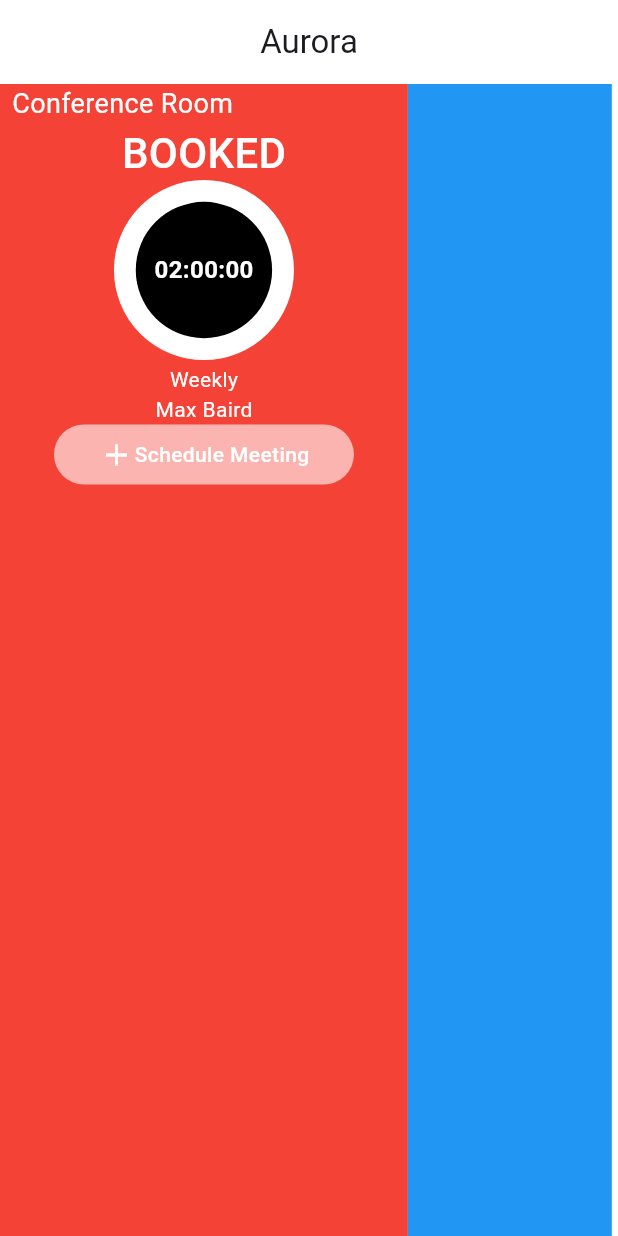
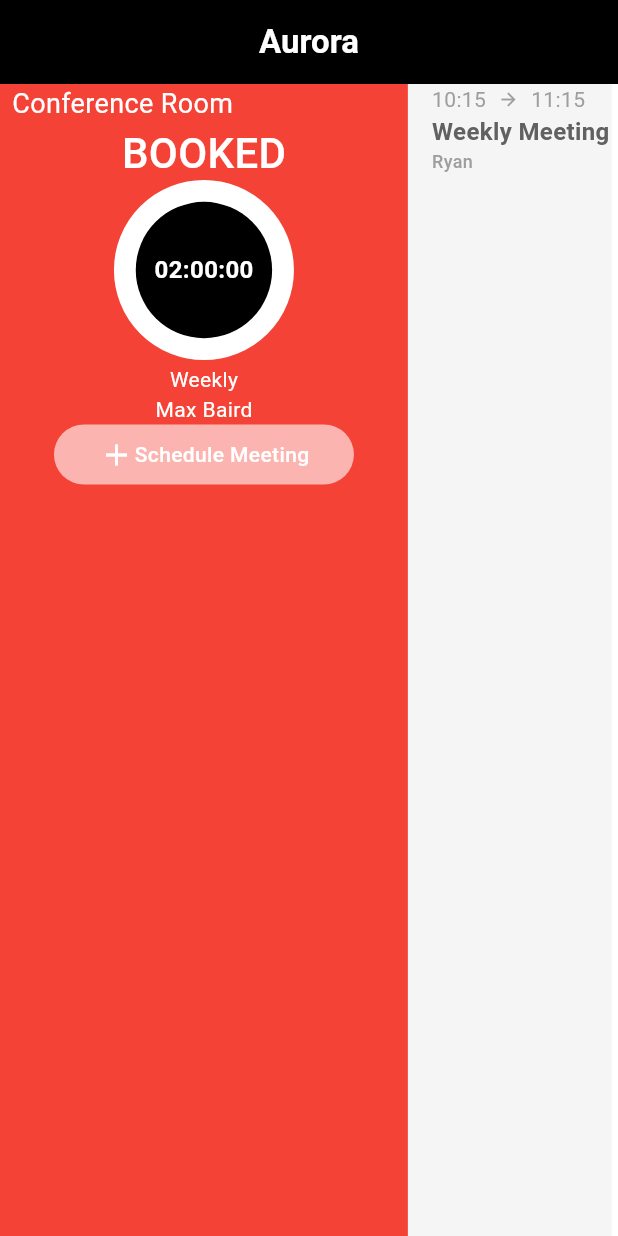
Before and after one commit to maxbaird/aurora, a Flutter app: the screen it shows after launch, on a phone screen of 412 x 824 dp. Run offline on Flutter 3.47's test engine with Material 3 defaults, Android fonts, the phone set to English and light mode, and no system bars; drawn by our look-alikes of circular_countdown_timer.

Commit message:
Added entry to schedule panel

```diff
--- a/lib/aurora/presentation/aurora.dart
+++ b/lib/aurora/presentation/aurora.dart
@@ -1,3 +1,4 @@
+import 'package:aurora/core/presentation/widgets/aurora_schedule_panel.dart';
 import 'package:aurora/core/presentation/widgets/aurora_status_panel.dart';
 import 'package:flutter/material.dart';
 
@@ -16,10 +17,14 @@ class Aurora extends StatelessWidget {
           meetingName: 'Weekly',
           hostName: 'Max Baird',
         ),
-        Container(
-          color: Colors.blue,
-          width: screenWidth * 0.33,
-        )
+        AuroraSchedulePanel(scheduleInformation: [
+          ScheduleInformation(
+            from: DateTime(2024, 12, 5, 10, 15),
+            to: DateTime(2024, 12, 5, 11, 15),
+            meetingTitle: 'Weekly Meeting',
+            hostName: 'Ryan',
+          ),
+        ]),
       ],
     );
   }
--- a/lib/core/presentation/widgets/aurora_schedule_panel.dart
+++ b/lib/core/presentation/widgets/aurora_schedule_panel.dart
@@ -27,21 +27,66 @@ class AuroraSchedulePanel extends StatelessWidget {
     final screenWidth = MediaQuery.of(context).size.width;
 
     return Container(
+      color: Colors.grey.withOpacity(0.1),
       width: screenWidth * 0.33,
-      child: SingleChildScrollView(
-        child: Column(
-          children: [],
-        ),
+      child: Column(
+        children: [
+          for (var schedule in scheduleInformation) ...[
+            _MeetingInfo(scheduleInformation: schedule)
+          ]
+        ],
       ),
     );
   }
 }
 
-class MyWidget extends StatelessWidget {
-  const MyWidget({super.key});
+class _MeetingInfo extends StatelessWidget {
+  const _MeetingInfo({
+    super.key,
+    required this.scheduleInformation,
+  });
+
+  final ScheduleInformation scheduleInformation;
 
   @override
   Widget build(BuildContext context) {
-    return const Placeholder();
+    return Padding(
+      padding: const EdgeInsets.only(left: 16.0),
+      child: Column(
+        crossAxisAlignment: CrossAxisAlignment.start,
+        children: [
+          Row(
+            children: [
+              Text(
+                  '${scheduleInformation.from.hour}:${scheduleInformation.from.minute}',
+                  style: const TextStyle(color: Colors.grey)),
+              const Padding(
+                padding: EdgeInsets.symmetric(horizontal: 8.0),
+                child: Icon(
+                  Icons.arrow_forward_sharp,
+                  color: Colors.grey,
+                  size: 14.0,
+                ),
+              ),
+              Text(
+                  '${scheduleInformation.to.hour}:${scheduleInformation.to.minute}',
+                  style: const TextStyle(color: Colors.grey)),
+            ],
+          ),
+          Text(scheduleInformation.meetingTitle,
+              style: TextStyle(
+                  fontSize: 16.0,
+                  fontWeight: FontWeight.bold,
+                  color: Colors.grey.shade700)),
+          Text(
+            scheduleInformation.hostName,
+            style: const TextStyle(
+                fontSize: 12.0,
+                color: Colors.grey,
+                fontWeight: FontWeight.w500),
+          ),
+        ],
+      ),
+    );
   }
 }
--- a/lib/main.dart
+++ b/lib/main.dart
@@ -19,8 +19,14 @@ class MyApp extends StatelessWidget {
         home: Scaffold(
           backgroundColor: Colors.transparent,
           appBar: AppBar(
-            backgroundColor: Colors.white,
-            title: const Text('Aurora'),
+            backgroundColor: Colors.black,
+            title: const Text(
+              'Aurora',
+              style: TextStyle(
+                color: Colors.white,
+                fontWeight: FontWeight.bold,
+              ),
+            ),
             centerTitle: true,
           ),
           body: const Aurora(),
```
